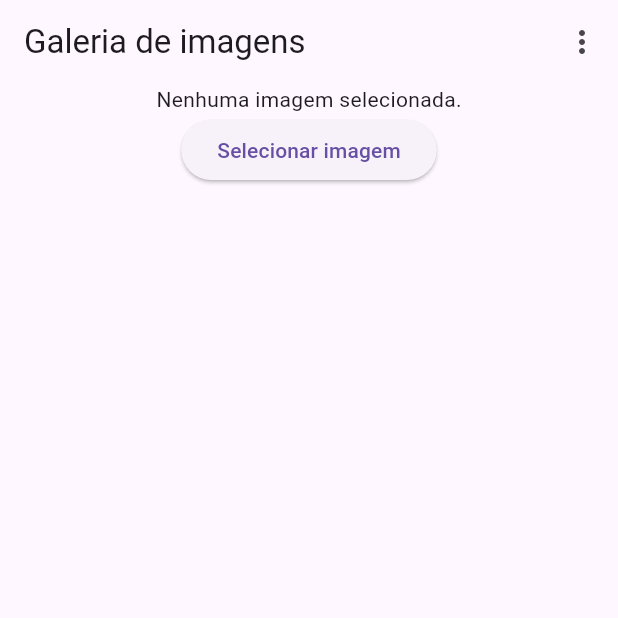
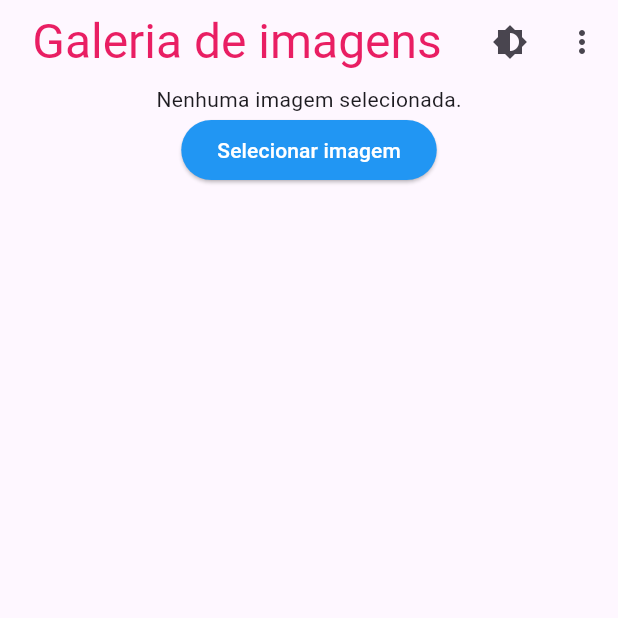
Before and after one commit to RicardoMomberg/FLUTTER-WEB, a Flutter app: the screen it shows after launch, on a phone screen of 412 x 824 dp, the top half of it. Run offline on Flutter 3.47's test engine with Material 3 defaults, Android fonts, the phone set to English and light mode, and no system bars; our stand-ins replace firebase_core, firebase_storage; missing offline and left inert: image_picker_for_web, image_picker_platform_interface; accounts and stored records are empty.

Commit message:
08 - Dart and light theme

```diff
--- a/lib/image_galley.dart
+++ b/lib/image_galley.dart
@@ -63,12 +63,31 @@ class _ImageGalleyState extends State<ImageGallery> {
     });
   }
 
+  _changeTheme(ThemeData theme) {
+    MyApp.setTheme(context, theme);
+  }
+
   @override
   Widget build(BuildContext context) {
     return Scaffold(
       appBar: AppBar(
-        title: Text(AppLocalizations.of(context)!.title),
+        title: Center(
+          child: Text(
+            AppLocalizations.of(context)!.title,
+            style: Theme.of(context).textTheme.titleLarge,
+          ),
+        ),
         actions: [
+          IconButton(
+            icon: Icon(Icons.brightness_6),
+            onPressed: () {
+              if (Theme.of(context).brightness == Brightness.dark) {
+                _changeTheme(lightTheme);
+              } else {
+                _changeTheme(darkTheme);
+              }
+            },
+          ),
           PopupMenuButton(
             onSelected: (String value) {
               if (value == 'English') {
--- a/lib/main.dart
+++ b/lib/main.dart
@@ -3,21 +3,50 @@ import 'package:flutter/material.dart';
 import 'package:image_gallery_app/image_galley.dart';
 import 'package:image_gallery_app/l10n/app_localizations.dart';
 
+final ThemeData darkTheme = ThemeData(
+  brightness: Brightness.dark,
+  primaryColor: Colors.black,
+  elevatedButtonTheme: ElevatedButtonThemeData(
+    style: ElevatedButton.styleFrom(
+      backgroundColor: Colors.black,
+      foregroundColor: Colors.white,
+    ),
+  ),
+  textTheme: TextTheme(titleLarge: TextStyle(fontSize: 32, color: Colors.grey)),
+);
+
+final ThemeData lightTheme = ThemeData(
+  brightness: Brightness.light,
+  primaryColor: Colors.blue,
+  elevatedButtonTheme: ElevatedButtonThemeData(
+    style: ElevatedButton.styleFrom(
+      backgroundColor: Colors.blue,
+      foregroundColor: Colors.white,
+    ),
+  ),
+  textTheme: TextTheme(titleLarge: TextStyle(fontSize: 32, color: Colors.pink)),
+);
+
 void main() async {
-
   WidgetsFlutterBinding.ensureInitialized();
-  await Firebase.initializeApp(options: FirebaseOptions(
-    apiKey: "AIzaSyDJizeC0HVv5OBFW_1UYt_7zaxDO4Wjln0",
-    appId: "1:170284411810:web:682c38225626785019e0fb",
-    messagingSenderId: "170284411810",
-    projectId: "image-gallery-web-97022",
-    storageBucket: "image-gallery-web-97022.firebasestorage.app",
-  ));
+  await Firebase.initializeApp(
+    options: FirebaseOptions(
+      apiKey: "AIzaSyDJizeC0HVv5OBFW_1UYt_7zaxDO4Wjln0",
+      appId: "1:170284411810:web:682c38225626785019e0fb",
+      messagingSenderId: "170284411810",
+      projectId: "image-gallery-web-97022",
+      storageBucket: "image-gallery-web-97022.firebasestorage.app",
+    ),
+  );
 
   runApp(MyApp());
 }
 
 class MyApp extends StatefulWidget {
+  static void setTheme(BuildContext context, ThemeData theme) {
+    var state = context.findAncestorStateOfType<_MyAppState>();
+    state?.changeTheme(theme);
+  }
 
   static void setLocale(BuildContext context, Locale newLocale) {
     var state = context.findAncestorStateOfType<_MyAppState>();
@@ -30,6 +59,13 @@ class MyApp extends StatefulWidget {
 
 class _MyAppState extends State<MyApp> {
   Locale? _locale = const Locale('pt');
+  ThemeData _themeData = lightTheme;
+
+  void changeTheme(ThemeData theme) {
+    setState(() {
+      _themeData = theme;
+    });
+  }
 
   void changeLocale(Locale newLocale) {
     setState(() {
@@ -43,6 +79,7 @@ class _MyAppState extends State<MyApp> {
       title: 'Image gallery app',
       home: ImageGallery(),
       locale: _locale,
+      theme: _themeData,
       debugShowCheckedModeBanner: false,
       localizationsDelegates: AppLocalizations.localizationsDelegates,
       supportedLocales: AppLocalizations.supportedLocales,
```
